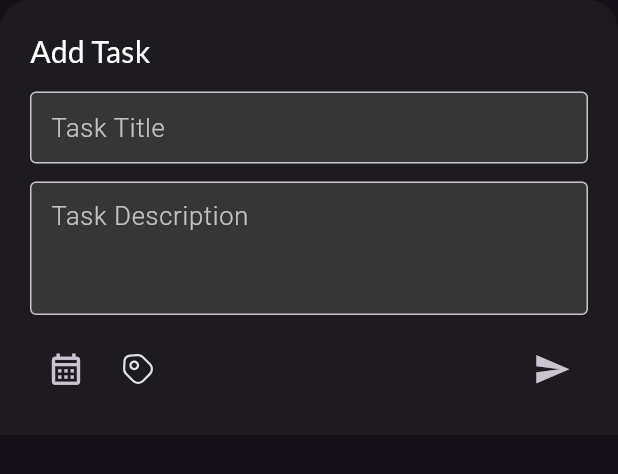
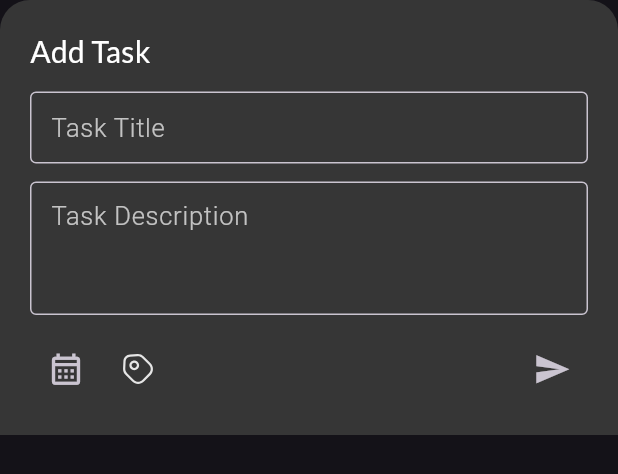
Before and after one commit to A-RR3/Todo_App, a Flutter app: the AddNewTaskScreen widget shown alone on an empty page, opened directly, on a phone screen of 412 x 824 dp. Shown: the top 474 px of the screen. Run offline on Flutter 3.47's test engine with Material 3 defaults, Android fonts, the phone set to English and light mode, and no system bars; our stand-ins replace flutter_svg, get, google_fonts, local_auth, sqflite; missing offline and left inert: paged_vertical_calendar; accounts and stored records are empty.

Commit message:
changed botoom sheet color

```diff
--- a/lib/features/tasks/screens/add_new_task_screen.dart
+++ b/lib/features/tasks/screens/add_new_task_screen.dart
@@ -17,7 +17,7 @@ class AddNewTaskScreen extends StatelessWidget {
         shape: const RoundedRectangleBorder(
             borderRadius: BorderRadius.only(
                 topLeft: Radius.circular(20), topRight: Radius.circular(20))),
-        // backgroundColor: greyShadow,
+        backgroundColor: greyShadow,
         onClosing: () {},
         builder: (context) {
           return Padding(
--- a/lib/main.dart
+++ b/lib/main.dart
@@ -1,5 +1,6 @@
 import 'package:flutter/material.dart';
 import 'package:get/get.dart';
+import 'package:training_task1/core/values/colors.dart';
 import 'features/home/screens/home_screen.dart';
 
 void main() {
```
Also changed, not shown: pubspec.lock.
